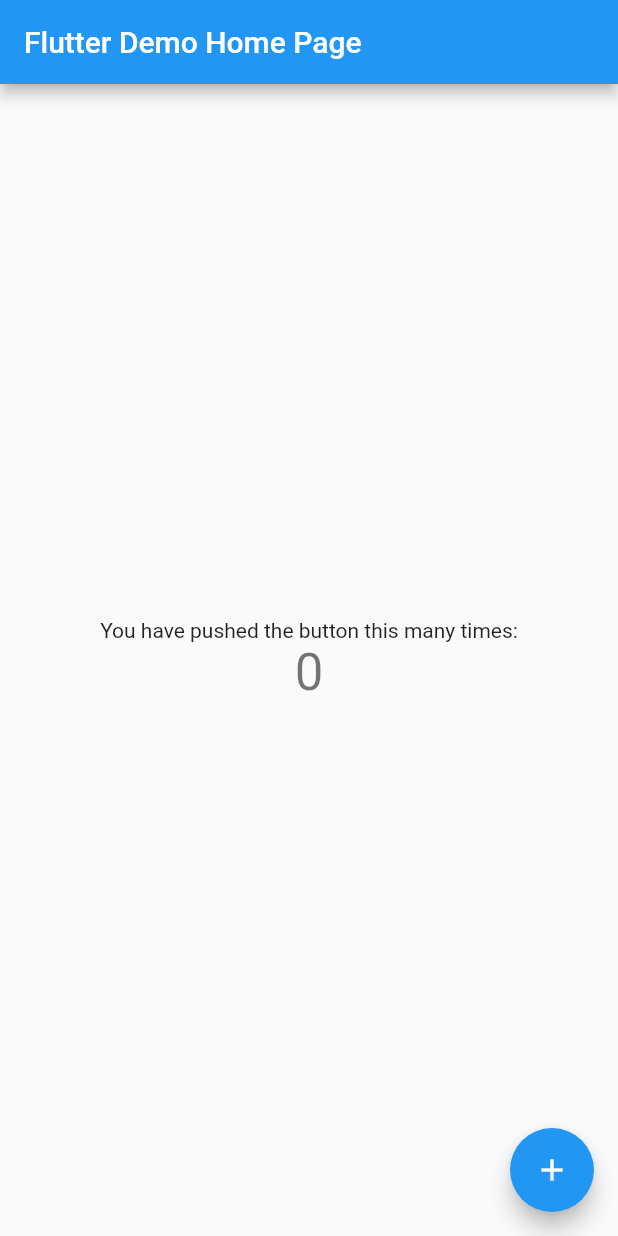
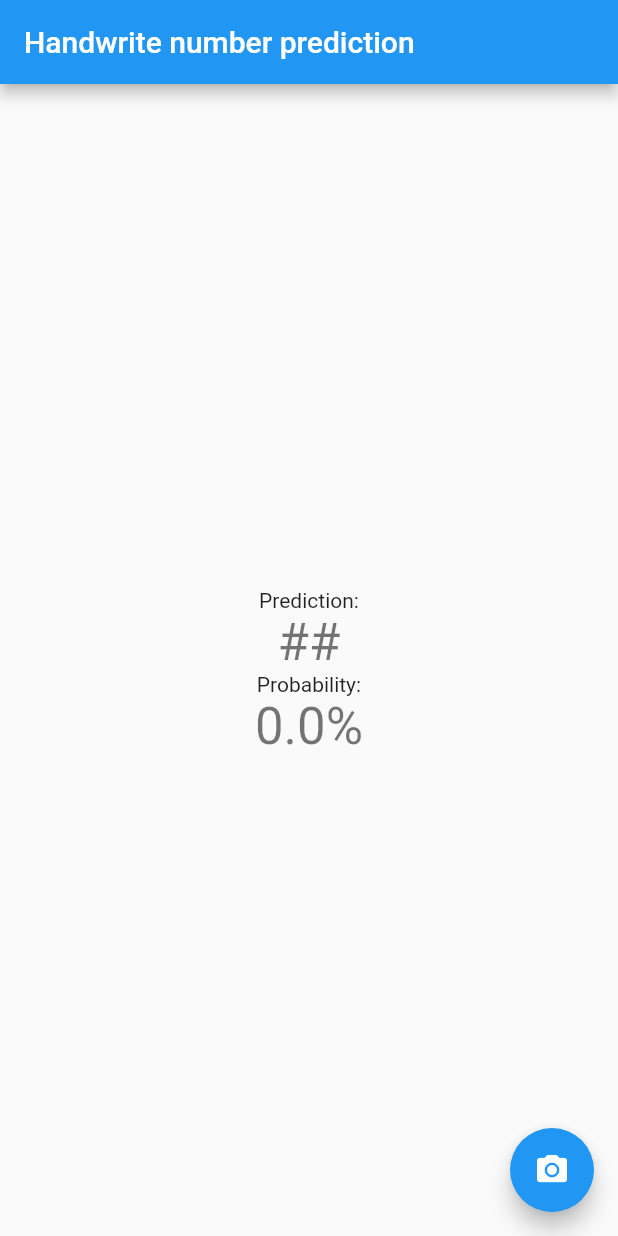
Before and after one commit to MioOgbeni/pytorch-flutter-app, a Flutter app: the screen it shows after launch, on a phone screen of 412 x 824 dp. Run offline on Flutter 3.47's test engine with Material 2 defaults, Android fonts, the phone set to English and light mode, and no system bars; our stand-ins replace dio, image_picker.

Commit message:
prediction call implemented

```diff
--- a/lib/main.dart
+++ b/lib/main.dart
@@ -1,4 +1,8 @@
 import 'package:flutter/material.dart';
+import 'package:dio/dio.dart';
+import 'package:image_picker/image_picker.dart';
+import 'dart:io';
+import 'dart:convert';
 
 void main() {
   runApp(MyApp());
@@ -9,12 +13,12 @@ class MyApp extends StatelessWidget {
   Widget build(BuildContext context) {
     return MaterialApp(
       debugShowCheckedModeBanner: false,
-      title: 'Flutter Demo',
+      title: 'Handwrite number prediction',
       theme: ThemeData(
         primarySwatch: Colors.blue,
         visualDensity: VisualDensity.adaptivePlatformDensity,
       ),
-      home: MyHomePage(title: 'Flutter Demo Home Page'),
+      home: MyHomePage(title: 'Handwrite number prediction'),
     );
   }
 }
@@ -28,13 +32,75 @@ class MyHomePage extends StatefulWidget {
   _MyHomePageState createState() => _MyHomePageState();
 }
 
+class Prediction {
+  String prediction;
+  String probability;
+
+  Prediction(this.prediction, this.probability);
+
+  factory Prediction.fromJson(dynamic json) {
+    return Prediction(
+        json['class_name'] as String, json['probability'] as String);
+  }
+
+  @override
+  String toString() {
+    return '{ ${this.prediction}, ${this.probability} }';
+  }
+}
+
 class _MyHomePageState extends State<MyHomePage> {
-  int _counter = 0;
+  final String endPoint = 'https://pytorch-flask-api.herokuapp.com/predict';
+  Prediction prediction;
+  File file;
 
-  void _incrementCounter() {
-    setState(() {
-      _counter++;
+  String _prediction;
+  String _probability;
+  File _image;
+
+  @override
+  void dispose() {
+    super.dispose();
+  }
+
+  void _choose() async {
+    file = await ImagePicker.pickImage(
+      source: ImageSource.camera,
+      //source: ImageSource.gallery,
+    );
+    if (file != null) {
+      prediction = await _upload(file);
+      setState(() {
+        if (prediction != null) {
+          _prediction = prediction.prediction;
+          _probability = prediction.probability;
+          _image = file;
+        }
+      });
+    }
+  }
+
+  Future<Prediction> _upload(File file) async {
+    String fileName = file.path.split('/').last;
+    print(fileName);
+
+    FormData data = FormData.fromMap({
+      "file": await MultipartFile.fromFile(
+        file.path,
+        filename: fileName,
+      ),
     });
+
+    Dio dio = new Dio();
+    Response response;
+
+    response = await dio
+        .post(endPoint, data: data)
+        .catchError((error) => print(error));
+
+    var jsonResponse = jsonDecode(response.toString());
+
+    return Prediction.fromJson(jsonResponse);
   }
 
   @override
@@ -47,20 +113,36 @@ class _MyHomePageState extends State<MyHomePage> {
         child: Column(
           mainAxisAlignment: MainAxisAlignment.center,
           children: <Widget>[
+            _image != null
+                ? Image.file(
+                    _image,
+                    height: 200,
+                    width: 200,
+                  )
+                : Text(""),
             Text(
-              'You have pushed the button this many times:',
+              'Prediction:',
             ),
             Text(
-              '$_counter',
+              prediction == null ? '##' : _prediction,
+              style: Theme.of(context).textTheme.headline4,
+            ),
+            Text(
+              'Probability:',
+            ),
+            Text(
+              prediction == null ? '0.0%' : _probability,
               style: Theme.of(context).textTheme.headline4,
             ),
           ],
         ),
       ),
       floatingActionButton: FloatingActionButton(
-        onPressed: _incrementCounter,
-        tooltip: 'Increment',
-        child: Icon(Icons.add),
+        onPressed: () async {
+          _choose();
+        },
+        tooltip: 'Take a photo',
+        child: Icon(Icons.photo_camera),
       ),
     );
   }
--- a/pubspec.yaml
+++ b/pubspec.yaml
@@ -23,6 +23,9 @@ environment:
 dependencies:
   flutter:
     sdk: flutter
+
+  dio: ^3.0.10
+  image_picker: ^0.6.7+12
 
 
   # The following adds the Cupertino Icons font to your application.
```
Also changed, not shown: pubspec.lock.
